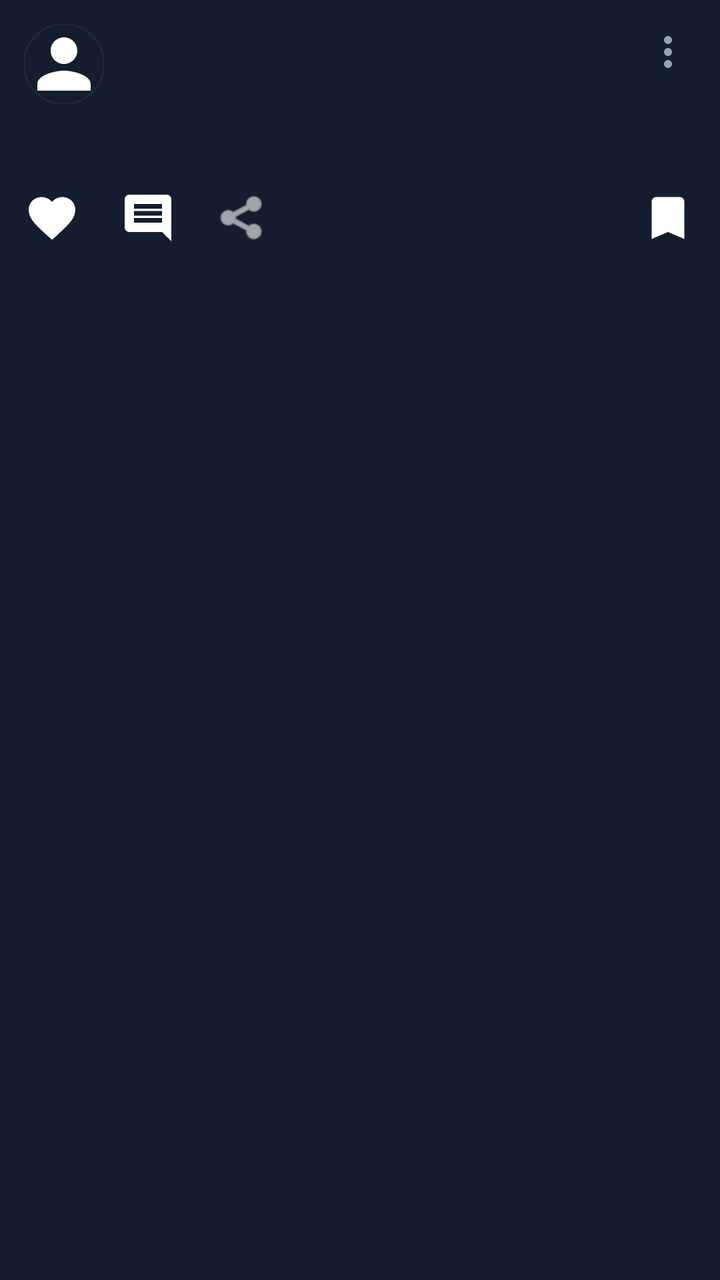
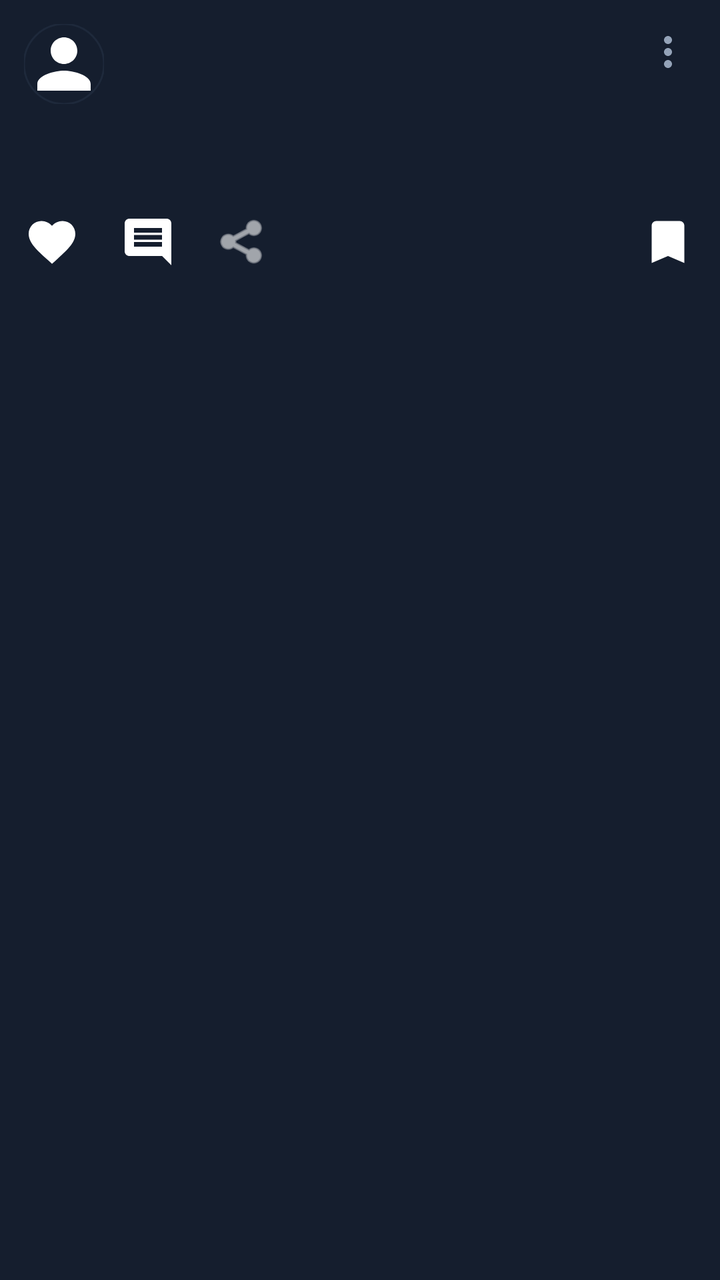

Screens rendered from an Android XML layout before and after an edit, with the pre-edit source and the edit as a unified diff.
<!-- AndroidManifest.xml: application theme Theme.Nexa -->
<!-- res/layout/item_post.xml -->
<?xml version="1.0" encoding="utf-8"?>
<com.google.android.material.card.MaterialCardView xmlns:android="http://schemas.android.com/apk/res/android"
    xmlns:app="http://schemas.android.com/apk/res-auto"
    android:layout_width="match_parent"
    android:layout_height="wrap_content"
    android:layout_marginBottom="8dp"
    app:cardBackgroundColor="@color/background_card"
    app:cardCornerRadius="0dp"
    app:cardElevation="0dp"
    app:strokeWidth="0dp">

    <androidx.constraintlayout.widget.ConstraintLayout
        android:layout_width="match_parent"
        android:layout_height="wrap_content"
        android:paddingBottom="12dp">

        
        <com.google.android.material.imageview.ShapeableImageView
            android:id="@+id/ivAvatar"
            android:layout_width="40dp"
            android:layout_height="40dp"
            android:layout_marginStart="12dp"
            android:layout_marginTop="12dp"
            android:scaleType="centerCrop"
            android:src="@drawable/ic_profile"
            app:layout_constraintStart_toStartOf="parent"
            app:layout_constraintTop_toTopOf="parent"
            app:shapeAppearanceOverlay="@style/ShapeAppearanceOverlay.App.CornerSize50Percent"
            app:strokeColor="@color/border_dark"
            app:strokeWidth="1dp" />

        <TextView
            android:id="@+id/tvDisplayName"
            android:layout_width="wrap_content"
            android:layout_height="wrap_content"
            android:layout_marginStart="12dp"
            android:layout_marginTop="12dp"
            android:textColor="@color/text_white"
            android:textSize="14sp"
            android:textStyle="bold"
            app:layout_constraintStart_toEndOf="@id/ivAvatar"
            app:layout_constraintTop_toTopOf="parent" />

        <TextView
            android:id="@+id/tvUsername"
            android:layout_width="wrap_content"
            android:layout_height="wrap_content"
            android:layout_marginStart="12dp"
            android:textColor="@color/text_secondary"
            android:textSize="12sp"
            app:layout_constraintStart_toEndOf="@id/ivAvatar"
            app:layout_constraintTop_toBottomOf="@id/tvDisplayName" />

        <ImageButton
            android:id="@+id/btnMoreOptions"
            android:layout_width="36dp"
            android:layout_height="36dp"
            android:layout_marginTop="8dp"
            android:layout_marginEnd="8dp"
            android:background="?attr/selectableItemBackgroundBorderless"
            android:contentDescription="Post options"
            android:padding="6dp"
            android:src="@drawable/ic_more_vert"
            app:layout_constraintEnd_toEndOf="parent"
            app:layout_constraintTop_toTopOf="parent"
            app:tint="@color/text_secondary" />

        
        <ImageView
            android:id="@+id/ivPostImage"
            android:layout_width="match_parent"
            android:layout_height="wrap_content"
            android:layout_marginTop="12dp"
            android:adjustViewBounds="true"
            android:maxHeight="500dp"
            android:scaleType="fitCenter"
            android:visibility="gone"
            app:layout_constraintTop_toBottomOf="@id/ivAvatar" />

        
        <TextView
            android:id="@+id/tvContent"
            android:layout_width="match_parent"
            android:layout_height="wrap_content"
            android:layout_marginStart="12dp"
            android:layout_marginTop="12dp"
            android:layout_marginEnd="12dp"
            android:textColor="@color/text_white"
            android:textSize="14sp"
            app:layout_constraintTop_toBottomOf="@id/ivPostImage" />

        
        <LinearLayout
            android:id="@+id/actionsContainer"
            android:layout_width="match_parent"
            android:layout_height="wrap_content"
            android:layout_marginTop="12dp"
            android:orientation="horizontal"
            android:paddingStart="12dp"
            android:paddingEnd="12dp"
            app:layout_constraintTop_toBottomOf="@id/tvContent">

            <ImageView
                android:id="@+id/btnLike"
                android:layout_width="28dp"
                android:layout_height="28dp"
                android:background="?attr/selectableItemBackgroundBorderless"
                android:contentDescription="Like"
                android:src="@drawable/ic_heart"
                app:tint="@color/text_white" />

            <TextView
                android:id="@+id/tvLikesCount"
                android:layout_width="wrap_content"
                android:layout_height="wrap_content"
                android:layout_gravity="center_vertical"
                android:layout_marginStart="4dp"
                android:textColor="@color/text_white"
                android:textSize="12sp" />

            <ImageView
                android:id="@+id/btnComment"
                android:layout_width="28dp"
                android:layout_height="28dp"
                android:layout_marginStart="16dp"
                android:background="?attr/selectableItemBackgroundBorderless"
                android:contentDescription="Comment"
                android:src="@drawable/ic_comment"
                app:tint="@color/text_white" />

            <TextView
                android:id="@+id/tvCommentsCount"
                android:layout_width="wrap_content"
                android:layout_height="wrap_content"
                android:layout_gravity="center_vertical"
                android:layout_marginStart="4dp"
                android:textColor="@color/text_white"
                android:textSize="12sp" />
            <ImageView
                android:id="@+id/btnShare"
                android:layout_width="28dp"
                android:layout_height="28dp"
                android:layout_marginStart="16dp"
                android:background="?attr/selectableItemBackgroundBorderless"
                android:contentDescription="Share post"
                android:src="@android:drawable/ic_menu_share"
                app:tint="@color/text_white" />



            <View
                android:layout_width="0dp"
                android:layout_height="0dp"
                android:layout_weight="1" />

            <ImageView
                android:id="@+id/btnBookmark"
                android:layout_width="28dp"
                android:layout_height="28dp"
                android:background="?attr/selectableItemBackgroundBorderless"
                android:contentDescription="Bookmark"
                android:src="@drawable/ic_bookmark"
                app:tint="@color/text_white" />
        </LinearLayout>

        <TextView
            android:id="@+id/tvTimestamp"
            android:layout_width="wrap_content"
            android:layout_height="wrap_content"
            android:layout_marginStart="12dp"
            android:layout_marginTop="8dp"
            android:textColor="@color/text_muted"
            android:textSize="10sp"
            app:layout_constraintStart_toStartOf="parent"
            app:layout_constraintTop_toBottomOf="@id/actionsContainer" />

    </androidx.constraintlayout.widget.ConstraintLayout>

</com.google.android.material.card.MaterialCardView>
<!-- resources referenced by this layout -->
<resources>
  <color name="background_card">#151E2E</color>
  <color name="border_dark">#1E293B</color>
  <color name="text_muted">#64748B</color>
  <color name="text_secondary">#94A3B8</color>
  <color name="text_white">#FFFFFF</color>
  <!-- drawable ic_bookmark (drawable) -->
  <vector xmlns:android="http://schemas.android.com/apk/res/android"
      android:width="24dp"
      android:height="24dp"
      android:viewportWidth="24"
      android:viewportHeight="24">
    <path
        android:fillColor="@android:color/white"
        android:pathData="M17,3H7c-1.1,0 -1.99,0.9 -1.99,2L5,21l7,-3 7,3V5c0,-1.1 -0.9,-2 -2,-2z"/>
  </vector>
  <!-- drawable ic_comment (drawable) -->
  <vector xmlns:android="http://schemas.android.com/apk/res/android"
      android:width="24dp"
      android:height="24dp"
      android:viewportWidth="24"
      android:viewportHeight="24">
    <path
        android:fillColor="@android:color/white"
        android:pathData="M21.99,4c0,-1.1 -0.89,-2 -1.99,-2H4c-1.1,0 -2,0.9 -2,2v12c0,1.1 0.9,2 2,2h14l4,4 -0.01,-18zM18,14H6v-2h12v2zm0,-3H6V9h12v2zm0,-3H6V6h12v2z"/>
  </vector>
  <!-- drawable ic_heart (drawable) -->
  <vector xmlns:android="http://schemas.android.com/apk/res/android"
      android:width="24dp"
      android:height="24dp"
      android:viewportWidth="24"
      android:viewportHeight="24">
    <path
        android:fillColor="@android:color/white"
        android:pathData="M12,21.35l-1.45,-1.32C5.4,15.36 2,12.28 2,8.5 2,5.42 4.42,3 7.5,3c1.74,0 3.41,0.81 4.5,2.09C13.09,3.81 14.76,3 16.5,3 19.58,3 22,5.42 22,8.5c0,3.78 -3.4,6.86 -8.55,11.54L12,21.35z"/>
  </vector>
  <!-- drawable ic_more_vert (drawable) -->
  <vector xmlns:android="http://schemas.android.com/apk/res/android"
      android:width="24dp"
      android:height="24dp"
      android:viewportWidth="24"
      android:viewportHeight="24">
    <path
        android:fillColor="#FFFFFFFF"
        android:pathData="M12,8c1.1,0 2,-0.9 2,-2s-0.9,-2 -2,-2 -2,0.9 -2,2 0.9,2 2,2zM12,10c-1.1,0 -2,0.9 -2,2s0.9,2 2,2 2,-0.9 2,-2 -0.9,-2 -2,-2zM12,16c-1.1,0 -2,0.9 -2,2s0.9,2 2,2 2,-0.9 2,-2 -0.9,-2 -2,-2z"/>
  </vector>
  <!-- drawable ic_profile (drawable) -->
  <vector xmlns:android="http://schemas.android.com/apk/res/android"
      android:width="24dp"
      android:height="24dp"
      android:viewportWidth="24"
      android:viewportHeight="24">
      <path
          android:fillColor="#FFFFFFFF"
          android:pathData="M12,12c2.21,0 4,-1.79 4,-4s-1.79,-4 -4,-4 -4,1.79 -4,4 1.79,4 4,4zM12,14c-2.67,0 -8,1.34 -8,4v2h16v-2c0,-2.66 -5.33,-4 -8,-4z" />
  </vector>
  <style name="ShapeAppearanceOverlay.App.CornerSize50Percent" parent="">
          <item name="cornerSize">50%</item>
      </style>
  <color name="brand_primary">#6366F1</color>
  <color name="brand_primary_dark">#4F46E5</color>
  <color name="brand_cyan">#06B6D4</color>
  <color name="brand_emerald">#10B981</color>
  <color name="background_light">#F8FAFC</color>
  <color name="background_card_day">#FFFFFF</color>
  <color name="text_dark_primary">#0F172A</color>
  <color name="text_dark_secondary">#475569</color>
  <!-- unchanged entries left out for length: 1 -->
</resources>

<!-- the commit's change to res/layout/item_post.xml (unified diff, before → after) -->
@@ -66,16 +66,34 @@
             app:tint="@color/text_secondary" />
 
         
-        <ImageView
-            android:id="@+id/ivPostImage"
+        <FrameLayout
+            android:id="@+id/postImageWrapper"
             android:layout_width="match_parent"
             android:layout_height="wrap_content"
             android:layout_marginTop="12dp"
-            android:adjustViewBounds="true"
-            android:maxHeight="500dp"
-            android:scaleType="fitCenter"
-            android:visibility="gone"
-            app:layout_constraintTop_toBottomOf="@id/ivAvatar" />
+            app:layout_constraintTop_toBottomOf="@id/ivAvatar">
+
+            <ImageView
+                android:id="@+id/ivPostImage"
+                android:layout_width="match_parent"
+                android:layout_height="wrap_content"
+                android:adjustViewBounds="true"
+                android:maxHeight="500dp"
+                android:scaleType="fitCenter"
+                android:visibility="gone" />
+
+            <ImageView
+                android:id="@+id/ivHeartOverlay"
+                android:layout_width="80dp"
+                android:layout_height="80dp"
+                android:layout_gravity="center"
+                android:src="@drawable/ic_heart"
+                app:tint="#10B981"
+                android:alpha="0"
+                android:scaleX="0"
+                android:scaleY="0"
+                android:visibility="gone" />
+        </FrameLayout>
 
         
         <TextView
@@ -87,7 +105,7 @@
             android:layout_marginEnd="12dp"
             android:textColor="@color/text_white"
             android:textSize="14sp"
-            app:layout_constraintTop_toBottomOf="@id/ivPostImage" />
+            app:layout_constraintTop_toBottomOf="@id/postImageWrapper" />
 
         
         <LinearLayout
